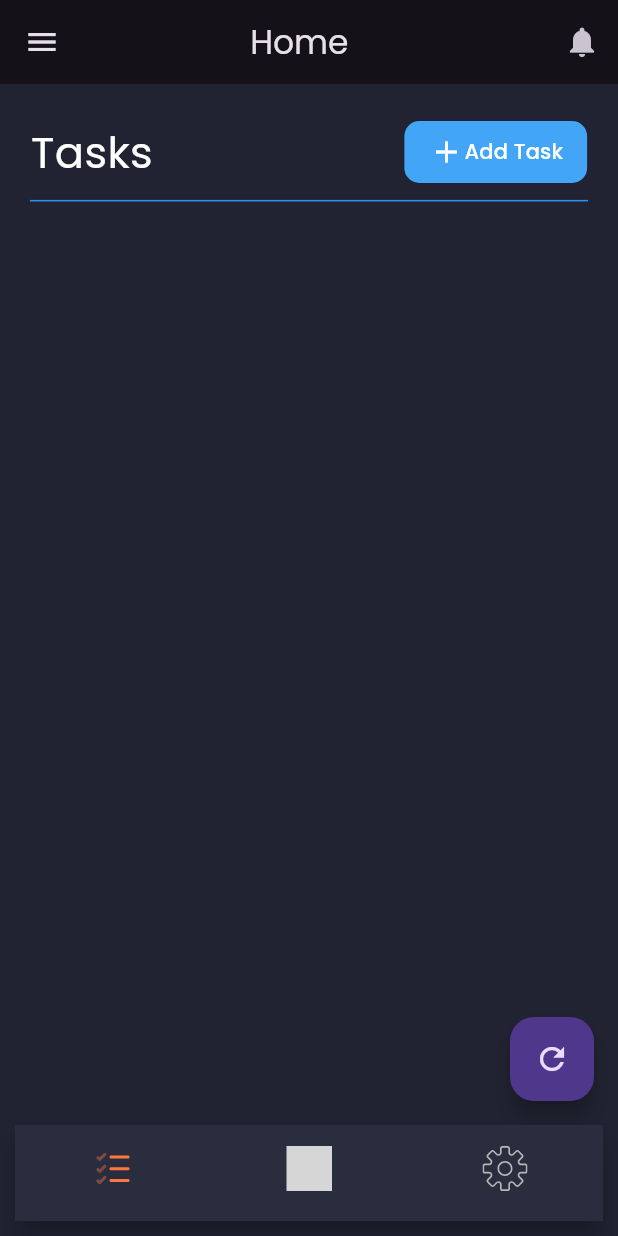
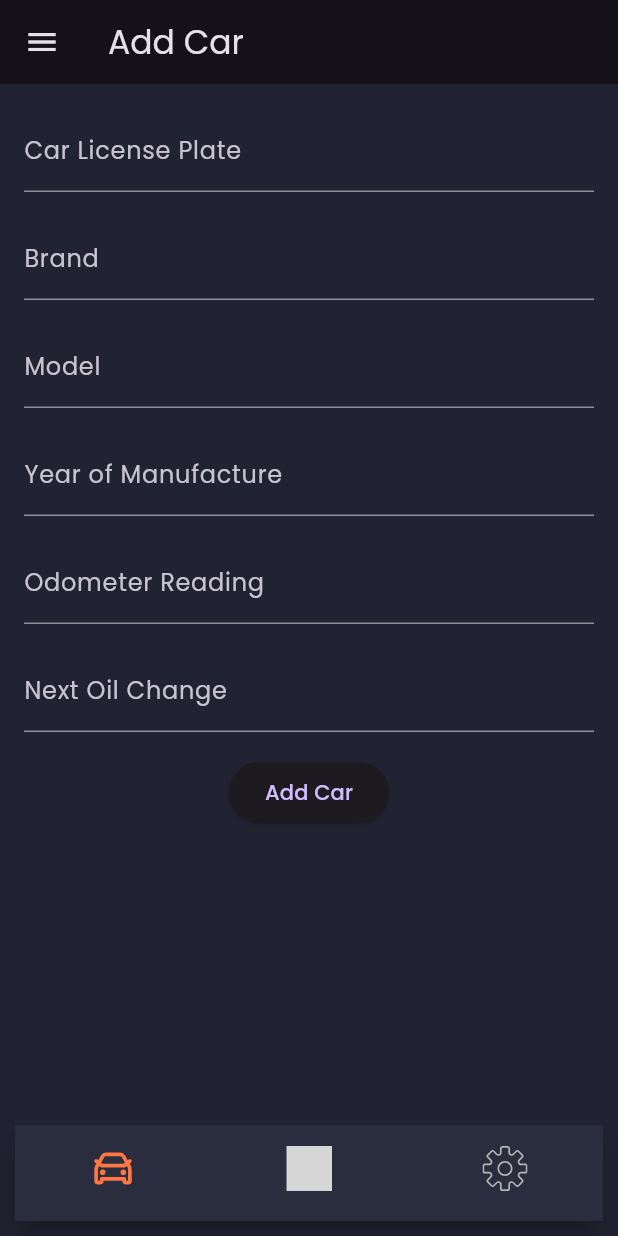
Before and after one commit to Abdullah-T3/Rent_Cars, a Flutter app: the BottomNavScreen screen opened by its route, on a phone screen of 412 x 824 dp. Run offline on Flutter 3.47's test engine with Material 3 defaults, Android fonts, the phone set to English and light mode, and no system bars; our stand-ins replace flutter_dotenv, flutter_svg, google_fonts, hive, hive_flutter, shared_preferences; accounts and stored records are empty; grey boxes are pictures that could not be loaded.

Commit message:
add order and add car

```diff
--- a/lib/MVVM/View Model/cars_data_view_model.dart
+++ b/lib/MVVM/View Model/cars_data_view_model.dart
@@ -93,8 +93,10 @@ class CarsViewModel extends ChangeNotifier {
       if (response.statusCode == 201) {
         _cars.add(car);
         await _carsBox?.add(car); // Cache the new car
+        _errorMessage = '';
       } else {
         _handleError(response);
+
       }
     } catch (e) {
       _errorMessage = e.toString();
--- a/lib/MVVM/Views/bottom_nav_view.dart
+++ b/lib/MVVM/Views/bottom_nav_view.dart
@@ -1,6 +1,7 @@
+import 'package:bookingcars/MVVM/Views/cars/add_car_view.dart';
+import 'package:bookingcars/MVVM/Views/orders/add_order_view.dart';
 import 'package:bookingcars/MVVM/Views/orders/order_view.dart';
 import 'package:bookingcars/MVVM/Views/setting_view.dart';
-import 'package:bookingcars/MVVM/Views/tasks/Tasks_View.dart';
 import 'package:flutter/material.dart';
 import 'package:flutter_svg/flutter_svg.dart';
 
@@ -26,8 +27,8 @@ class _BottomNavScreenState extends State<BottomNavScreen> {
   @override
   Widget build(BuildContext context) {
     final pages = [
-      const TasksView(),
-      OrdersView(),
+      const AddCarView(),
+       const AddOrderView(),
       SettingsPage(toggleLanguage: widget.toggleLanguage), // Pass the function to SettingsPage
     ];
 
@@ -45,7 +46,7 @@ class _BottomNavScreenState extends State<BottomNavScreen> {
             items: [
               BottomNavigationBarItem(
                 icon: SvgPicture.asset(
-                  "assets/images/task.svg",
+                  "assets/images/car_icon.svg",
                   colorFilter: const ColorFilter.mode(
                     inActiveIconColor,
                     BlendMode.srcIn,
@@ -54,7 +55,7 @@ class _BottomNavScreenState extends State<BottomNavScreen> {
                   height: 30,
                 ),
                 activeIcon: SvgPicture.asset(
-                  "assets/images/task.svg",
+                  "assets/images/car_icon.svg",
                   colorFilter: const ColorFilter.mode(
                     Color(0xFFFF7643),
                     BlendMode.srcIn,
--- /dev/null
+++ b/lib/MVVM/Views/cars/add_car_view.dart
@@ -0,0 +1,186 @@
+import 'package:bookingcars/MVVM/Models/cars_data_model.dart';
+import 'package:bookingcars/MVVM/View%20Model/cars_data_view_model.dart';
+import 'package:bookingcars/generated/l10n.dart';
+import 'package:bookingcars/widgets/myDrawer.dart';
+import 'package:flutter/material.dart';
+import 'package:provider/provider.dart';
+
+class AddCarView extends StatefulWidget {
+  const AddCarView({super.key});
+
+  @override
+  _AddCarViewState createState() => _AddCarViewState();
+}
+
+class _AddCarViewState extends State<AddCarView> {
+  final _formKey = GlobalKey<FormState>();
+  final _licensePlateController = TextEditingController();
+  final _brandController = TextEditingController();
+  final _modelController = TextEditingController();
+  final _yearOfManufactureController = TextEditingController();
+  final _odometerReadingController = TextEditingController();
+  final _nextOilChangeController = TextEditingController();
+
+  @override
+  Widget build(BuildContext context) {
+    final viewModel = Provider.of<CarsViewModel>(context, listen: false);
+    return Scaffold(
+
+      appBar: AppBar(
+        title: const Text('Add Car'),
+      ),
+      drawer: const Mydrawer(),
+      body: Padding(
+        padding: const EdgeInsets.all(16.0),
+        child: Form(
+          key: _formKey,
+          child: SingleChildScrollView(
+            child: Column(
+              children: [
+                TextFormField(
+                  controller: _licensePlateController,
+                  decoration:  InputDecoration(
+                    labelText: S.of(context).car_license_plate,
+                  ),
+                  validator: (value) {
+                    if (value == null || value.isEmpty) {
+                      return 'Please enter license plate';
+                    }
+                    return null;
+                  },
+                ),
+                const SizedBox(height: 16),
+                TextFormField(
+                  controller: _brandController,
+                  decoration:  InputDecoration(
+                    labelText: S.of(context).brand,
+                  ),
+                  validator: (value) {
+                    if (value == null || value.isEmpty) {
+                      return 'Please enter brand';
+                    }
+                    return null;
+                  },
+                ),
+                const SizedBox(height: 16),
+                TextFormField(
+                  controller: _modelController,
+                  decoration:  InputDecoration(
+                    labelText: S.of(context).model,
+                  ),
+                  validator: (value) {
+                    if (value == null || value.isEmpty) {
+                      return 'Please enter model';
+                    }
+                    return null;
+                  },
+                ),
+                const SizedBox(height: 16),
+                TextFormField(
+                  controller: _yearOfManufactureController,
+                  decoration:  InputDecoration(
+                    labelText: S.of(context).year_of_manufacture,
+                  ),
+                  validator: (value) {
+                    if (value == null || value.isEmpty) {
+                      return 'Please enter year of manufacture';
+                    }
+                    return null;
+                  },
+                ),
+                const SizedBox(height: 16),
+                TextFormField(
+                  controller: _odometerReadingController,
+                  decoration:  InputDecoration(
+                    labelText: S.of(context).odometer_reading,
+                  ),
+                  validator: (value) {
+                    if (value == null || value.isEmpty) {
+                      return 'Please enter odometer reading';
+                    }
+                    return null;
+                  },
+                ),
+                const SizedBox(height: 16),
+                TextFormField(
+                  controller: _nextOilChangeController,
+                  decoration:  InputDecoration(
+                    labelText: S.of(context).next_oil_change,
+                  ),
+                  validator: (value) {
+                    if (value == null || value.isEmpty) {
+                      return 'Please enter next oil change';
+                    }
+                    return null;
+                  },
+                ),
+                const SizedBox(height: 16),
+                ElevatedButton(
+                  onPressed: () async {
+                    if (_formKey.currentState!.validate()) {
+                      CarsDataModel car = CarsDataModel(
+                        license_plate: _licensePlateController.text,
+                        brand: _brandController.text,
+                        model: _modelController.text,
+                        yearOfManufacture:
+                            int.parse(_yearOfManufactureController.text),
+                        odometerReading:
+                            int.parse(_odometerReadingController.text),
+                        nextOilChange: int.parse(_nextOilChangeController.text),
+                      );
+                      await viewModel.addCar(car);
+                      if (viewModel.errorMessage!.isNotEmpty) {
+                        showDialog(
+                          // ignore: use_build_context_synchronously
+                          context: context,
+                          builder: (context) {
+                            return AlertDialog(
+                              title: const Text('Error'),
+                              content: Text(viewModel.errorMessage!),
+                              actions: [
+                                TextButton(
+                                  onPressed: () {
+                                    Navigator.pop(context);
+                                  },
+                                  child: const Text('OK'),
+                                ),
+                              ],
+                            );
+                          },
+                        );
+                      } else {
+                        showDialog(
+                          // ignore: use_build_context_synchronously
+                          context: context,
+                          builder: (context) {
+                            return AlertDialog(
+                              title: const Text('Success'),
+                              content: const Text('Car added successfully'),
+                              actions: [
+                                TextButton(
+                                  onPressed: () {
+                                    Navigator.pop(context);
+                                  },
+                                  child: const Text('OK'),
+                                ),
+                              ],
+                            );
+                          },
+                        );
+                      }
+
+                      // Call the addCar function from your view model
+                      // ignore: use_build_context_synchronously
+                      Navigator.pop(context);
+                    }
+                  },
+                  child:  Text(S.of(context).add_car),
+                ),
+              ],
+            ),
+          ),
+        ),
+      ),
+    );
+  }
+}
--- a/lib/MVVM/Views/tasks/Tasks_View.dart
+++ b/lib/MVVM/Views/tasks/Tasks_View.dart
@@ -163,7 +163,9 @@ class _TasksViewtate extends State<TasksView> {
           appBar: AppBar(
             actions: [
               IconButton(
-                  onPressed: () {}, icon: const Icon(Icons.notifications))
+                  onPressed: () {
+                    Navigator.of(context).pushReplacementNamed('/home');
+                  }, icon: const Icon(Icons.arrow_back))
             ],
             title: Padding(
               padding: EdgeInsets.only(left: deviceInfo.screenWidth * 0.23),
--- a/lib/l10n/intl_ar.arb
+++ b/lib/l10n/intl_ar.arb
@@ -16,9 +16,9 @@
     "plate_number" : "رقم اللوحة",
     "brand" : "الماركة",
     "model" : "الموديل",
-    "year of manufacture" : "سنة الصنع",
-    "odometer reading" : "مقدار الساعة",
-    "next oil change" : "تغيير الزيت",
+    "year_of_manufacture" : "سنة الصنع",
+    "odometer_reading" : "قراءة العداد",
+    "next_oil_change" : "تغيير الزيت",
     "create" : " انشاء",
     "edit" : "تعديل",
     "delete" : "حذف" ,
@@ -44,11 +44,22 @@
     "Switch_to_Arabic": "تبديل للعربي",
     "Settings_Page" : "صفحة الاعدادات",
     "change_language" : "تغيير اللغة",
-    "Settings" : "الاعدادات"
-
-
-
-
-
-
+    "Settings" : "الاعدادات",
+    "order" : "الحجز",
+    "orders" : "الحجوزات",
+    "customer_mobile": "رقم الهاتف",
+    "car_license_plate": "رقم اللوحة",
+    "car_name": "اسم السيارة",
+    "add_car": "اضافة سيارة",
+    "car_added_successfully": " تم اضافة السيارة بنجاح",
+    "car_updated_successfully": " تم تحديث السيارة بنجاح",
+    "car_deleted_successfully": " تم حذف السيارة بنجاح",
+    "car_not_found": "السيارة غير موجودة",
+    "car_not_deleted": "السيارة لا يمكن حذفها",
+    "add_order": "اضافة حجز",
+    "order_added_successfully": "تم اضافة الحجز بنجاح",
+    "order_updated_successfully": "تم تحديث الحجز بنجاح",
+    "order_deleted_successfully": "تم حذف الحجز بنجاح",
+    "order_not_found": "الحجز غير موجود",
+    "order_not_deleted": "الحجز لا يمكن حذفه"
 }
--- a/lib/l10n/intl_en.arb
+++ b/lib/l10n/intl_en.arb
@@ -16,9 +16,9 @@
     "plate_number" : "Plate Number",
     "brand" : "Brand",
     "model" : "Model",
-    "year of manufacture" : "Year of Manufacture",
-    "odometer reading" : "Odometer Reading",
-    "next oil change" : "Next Oil Change",
+    "year_of_manufacture" : "Year of Manufacture",
+    "odometer_reading" : "Odometer Reading",
+    "next_oil_change" : "Next Oil Change",
     "create" : "Create",
     "edit" : "Edit",
     "delete" : "Delete" ,
@@ -44,6 +44,23 @@
     "Switch_to_Arabic": "Switch to Arabic",
     "change_language" : "Change Language",
     "Settings_Page" : "Settings Page",
-    "Settings" : "Settings"
+    "Settings" : "Settings",
+    "order" : "Order",
+    "orders" : "Orders",
+    "customer_mobile": "Customer Mobile",
+    "car_license_plate": "Car License Plate",
+    "car_name": "Car Name",
+    "add_car": "Add Car",
+    "car_added_successfully": "Car added successfully",
+    "car_updated_successfully": "Car updated successfully",
+    "car_deleted_successfully": "Car deleted successfully",
+    "car_not_found": "Car not found",
+    "car_not_deleted": "Car not deleted",
+    "add_order": "Add Order",
+    "order_added_successfully": "Order added successfully",
+    "order_updated_successfully": "Order updated successfully",
+    "order_deleted_successfully": "Order deleted successfully",
+    "order_not_found": "Order not found",
+    "order_not_deleted": "Order not deleted"
 
 }
```
Also changed, not shown: lib/MVVM/View Model/orders_view_model.dart (+23 -47 lines), lib/MVVM/Views/Login_View.dart (+38 -36 lines), lib/MVVM/Views/cars/cars_data_view.dart (renamed from lib/MVVM/Views/cars_data_view.dart, +11 -4 lines), lib/MVVM/Views/orders/add_order_view.dart (+136 -0 lines), lib/MVVM/Views/orders/order_view.dart (+57 -47 lines), lib/main.dart (+11 -10 lines), lib/widgets/myDrawer.dart (+9 -1 lines), pubspec.yaml (+2 -21 lines), assets/images/car_icon.svg (added), lib/generated/intl/messages_ar.dart, lib/generated/intl/messages_en.dart, lib/generated/l10n.dart.
